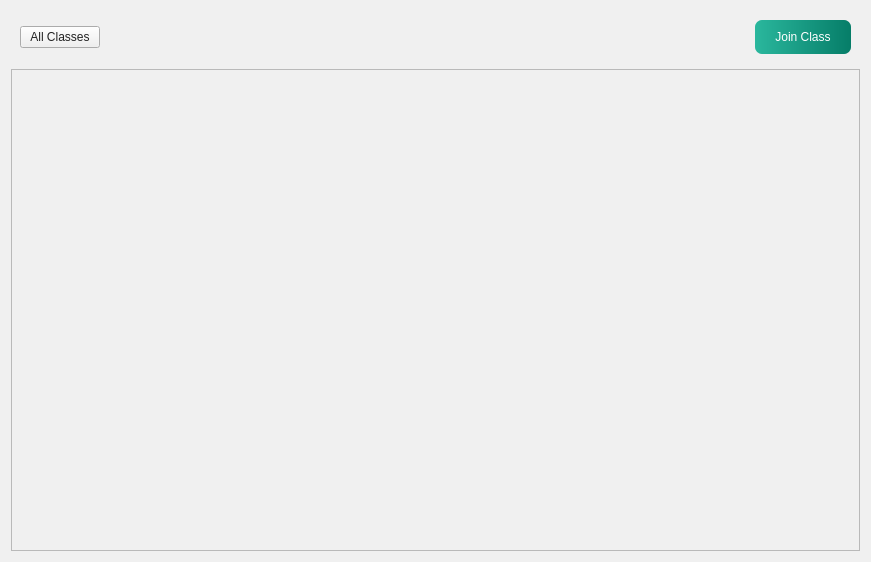
Above: ui/QTFiles/classesStudent.ui from fizzycoding/Attendance-Management-System--College before the change. Below: the same form after it.
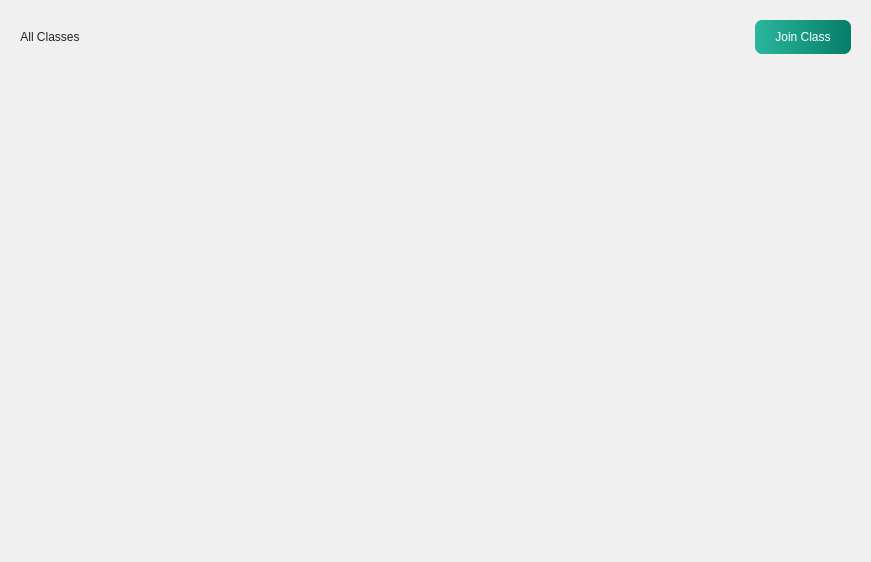
That is the form after the change. Icons and pictures are not drawn.

```diff
--- a/ui/QTFiles/classesStudent.ui
+++ b/ui/QTFiles/classesStudent.ui
@@ -31,6 +31,9 @@
        <verstretch>0</verstretch>
       </sizepolicy>
      </property>
+     <property name="styleSheet">
+      <string notr="true">background-color: transparent;border:none</string>
+     </property>
      <layout class="QHBoxLayout" name="horizontalLayout_2">
       <item>
        <widget class="QPushButton" name="refresh_classes">
@@ -89,6 +92,9 @@
    </item>
    <item>
     <widget class="QStackedWidget" name="classes_stacked">
+     <property name="styleSheet">
+      <string notr="true">background-color: transparent;border:none</string>
+     </property>
      <property name="currentIndex">
       <number>1</number>
      </property>
@@ -152,8 +158,8 @@
            <rect>
             <x>0</x>
             <y>0</y>
-            <width>849</width>
-            <height>474</height>
+            <width>853</width>
+            <height>481</height>
            </rect>
           </property>
           <layout class="QVBoxLayout" name="classesLayout">
```
